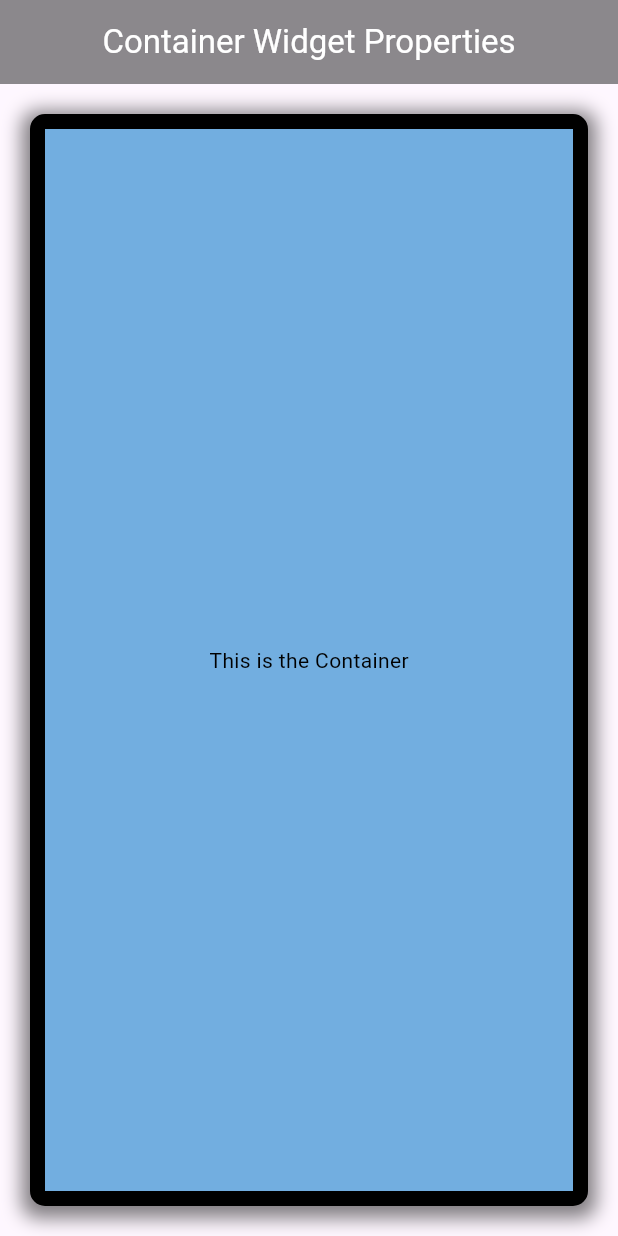
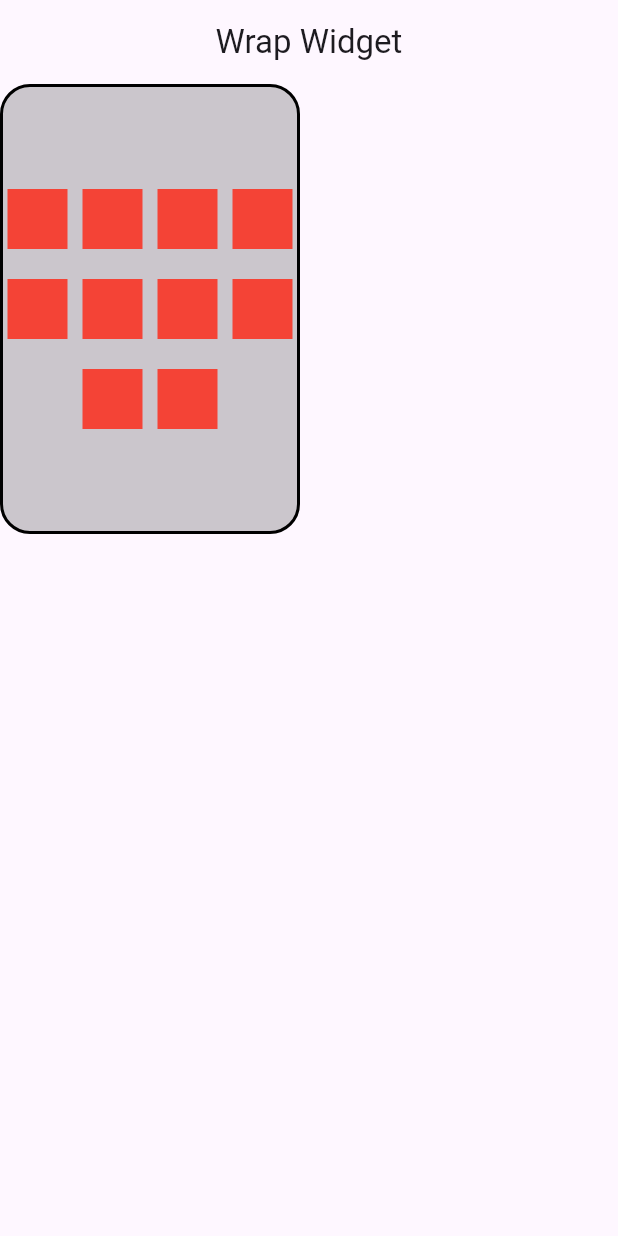
Before and after one commit to Ajkaushik9045/flutter_basics, a Flutter app: the screen it shows after launch, on a phone screen of 412 x 824 dp. Run offline on Flutter 3.47's test engine with Material 3 defaults, Android fonts, the phone set to English and light mode, and no system bars.

Commit message:
warp widgert added

```diff
--- a/lib/Flutter_UI/containers_widget.dart
+++ b/lib/Flutter_UI/containers_widget.dart
@@ -38,15 +38,16 @@ class _ContainersWidgetState extends State<ContainersWidget> {
         // Setting the height & width of the Container
         // height: 600, // Adjust the height manually according to our need
         // width: 400, // Adjust the width manually according to our need
-        height: MediaQuery.of(context)
-            .size
-            .height, // Adjust height according to the platform size
+        // height: MediaQuery.of(context) //
+        //     .size
+        //     .height, // Adjust height according to the platform size
+        height: MediaQuery.of(context).size.height * 0.5,
         width: MediaQuery.of(context)
             .size
             .width, // Adjust width according to the platform size
 
         // Alignment helps to align the position of the container's child
-        alignment: Alignment.center,
+        alignment: Alignment.centerLeft,
 
         // Decoration property helps to make the box more presentable
         decoration: BoxDecoration(
@@ -65,19 +66,19 @@ class _ContainersWidgetState extends State<ContainersWidget> {
           boxShadow: [
             BoxShadow(
               spreadRadius: 5,
-              blurRadius: 10,
-              color: Colors.black.withOpacity(0.5),
+              blurRadius: 5,
+              color: const Color.fromARGB(255, 222, 21, 21).withOpacity(0.5),
               offset:
-                  const Offset(0, 3), // Changes the position of the shadow
+                  const Offset(10, 33), // Changes the position of the shadow
             ),
           ],
         ),
 
         // This is the widget present inside the container
-        child: const Text(
-          "This is the Container",
-          style: TextStyle(color: Colors.black),
-        ),
+        child: const Wrap(
+        children: [
+        ],
+        )
       ),
     );
   }
--- /dev/null
+++ b/lib/Flutter_UI/wrap_widget.dart
@@ -0,0 +1,71 @@
+import 'package:flutter/material.dart';
+
+class WrapWidget extends StatefulWidget {
+  const WrapWidget({super.key});
+
+  @override
+  State<WrapWidget> createState() => _WrapWidgetState();
+}
+
+Container containerGenerator() {
+  return Container(
+    height: 40,
+    width: 40,
+    color: Colors.red,
+  );
+}
+
+class _WrapWidgetState extends State<WrapWidget> {
+  @override
+  Widget build(BuildContext context) {
+    return Scaffold(
+      // This is the AppBar
+      appBar: AppBar(
+        title: const Text("Wrap Widget"),
+        centerTitle: true,
+      ),
+
+      // This is the body where we use the Container
+      body: Container(
+        height: 300,
+        width: 200,
+        decoration: BoxDecoration(
+          color: Colors.black.withOpacity(0.2),
+          border: Border.all(width: 2, color: Colors.black),
+          borderRadius: const BorderRadius.all(
+            Radius.circular(20),
+          ),
+        ),
+
+        // Here we use the Wrap Widget inside the Container
+        child: Wrap(
+          // Direction in which to display the children (horizontal or vertical)
+          direction: Axis.horizontal,
+
+          // Spacing between the children along the main axis
+          spacing: 10.0,
+
+          // Run spacing between the children along the cross axis
+          runSpacing: 20.0,
+
+          // Alignment of children within the main axis
+          alignment: WrapAlignment.center,
+
+          // Alignment of the runs (rows or columns) within the wrap
+          runAlignment: WrapAlignment.center,
+
+          // Vertical direction of the wrap (affects vertical layouts)
+          verticalDirection: VerticalDirection.down,
+
+          // Text direction of the children (left-to-right or right-to-left)
+          textDirection: TextDirection.ltr,
+
+          children: [
+            // Generating multiple containers using a loop
+            for (var i = 0; i <= 9; i++) containerGenerator(),
+          ],
+        ),
+      ),
+    );
+  }
+}
--- a/lib/main.dart
+++ b/lib/main.dart
@@ -1,5 +1,6 @@
 import 'package:flutter/material.dart';
 import 'package:flutter_basics/Flutter_UI/containers_widget.dart';
+import 'package:flutter_basics/Flutter_UI/wrap_widget.dart';
 
 void main() {
   runApp(const MyApp());
@@ -11,9 +12,9 @@ class MyApp extends StatelessWidget {
   // This widget is the root of your application.
   @override
   Widget build(BuildContext context) {
-    return  MaterialApp(
+    return  const MaterialApp(
       debugShowCheckedModeBanner: false,
-      home: ContainersWidget(),
+      home: WrapWidget(),
     );
   }
 }
```
